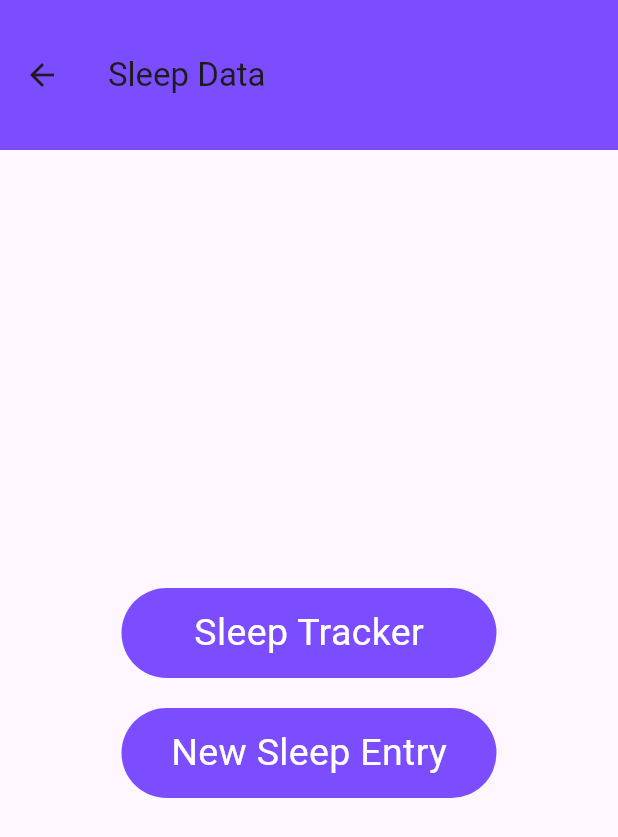
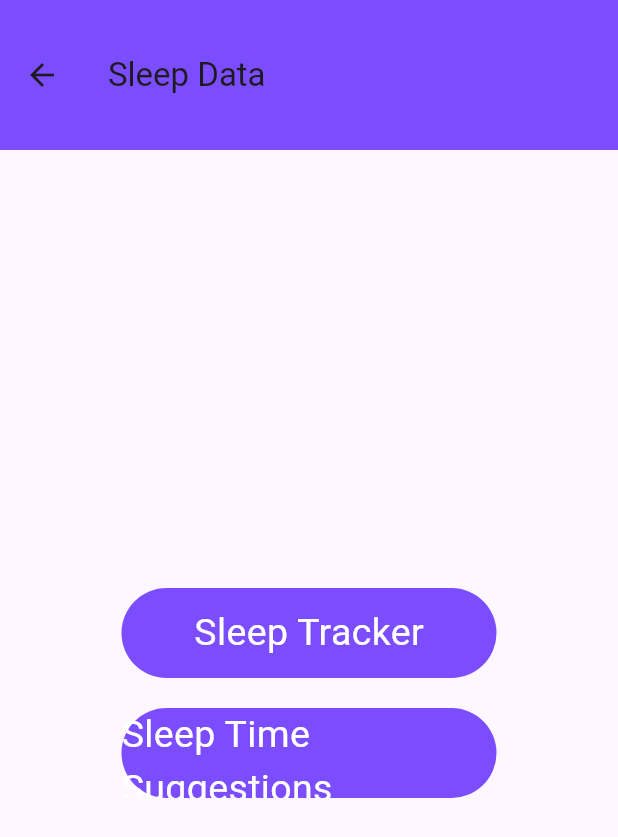
Before and after one commit to evanlee2212/sleep_tracker, a Flutter app: the SleepData screen opened directly, on a phone screen of 412 x 824 dp. Shown: the top 837 px of the screen. Run offline on Flutter 3.47's test engine with Material 3 defaults, Android fonts, the phone set to English and light mode, and no system bars; our stand-ins replace audioplayers, awesome_notifications, file_picker, firebase_core, shared_preferences, youtube_player_flutter; accounts and stored records are empty.

Commit message:
updated to sleep tracker and sleep entry file

```diff
--- a/lib/Pages/new_sleep_entry.dart
+++ b/lib/Pages/new_sleep_entry.dart
@@ -48,7 +48,7 @@ class _NewSleepEntryState extends State<NewSleepEntry> {
   Widget build(BuildContext context) {
     return Scaffold(
       appBar: AppBar(
-        title: const Text('New Sleep Entry'),
+        title: const Text('Sleep Time Suggestions'),
         backgroundColor: Colors.deepPurpleAccent,
       ),
       body: Padding(
--- a/lib/Pages/sleep_data.dart
+++ b/lib/Pages/sleep_data.dart
@@ -64,7 +64,7 @@ class _SleepDataState extends State<SleepData> {
                 ),
                 child: const Center(
                   child: Text(
-                    'New Sleep Entry',
+                    'Sleep Time Suggestions',
                     style: TextStyle(
                       fontSize: 25,
                       color: Colors.white,
```
